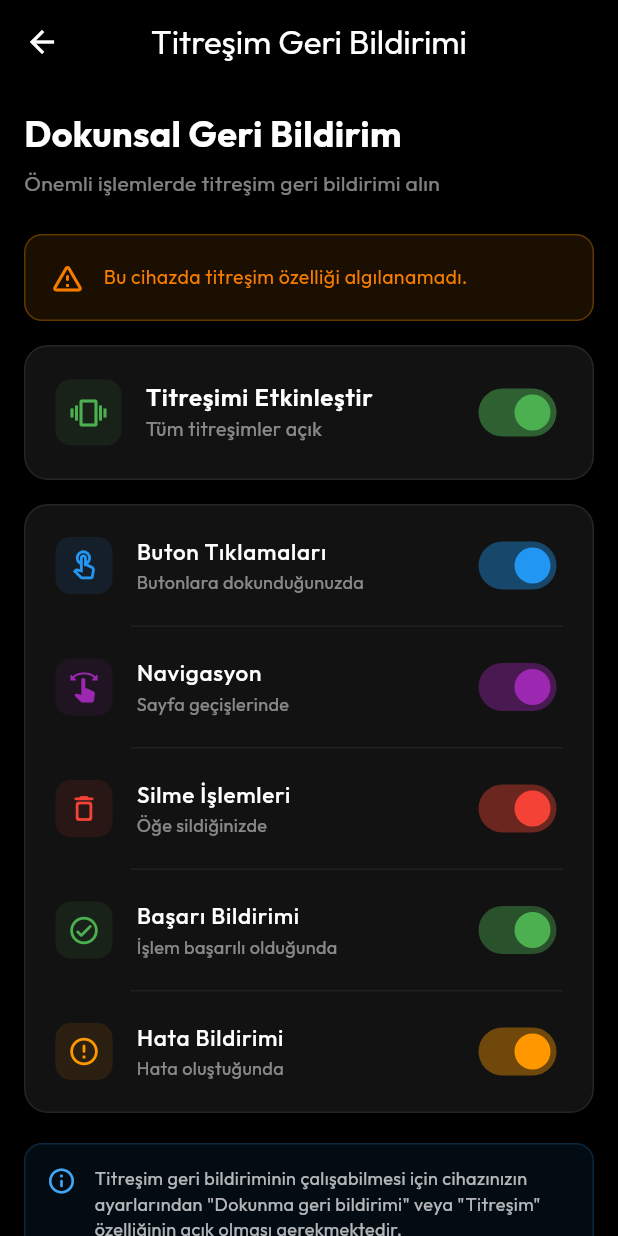
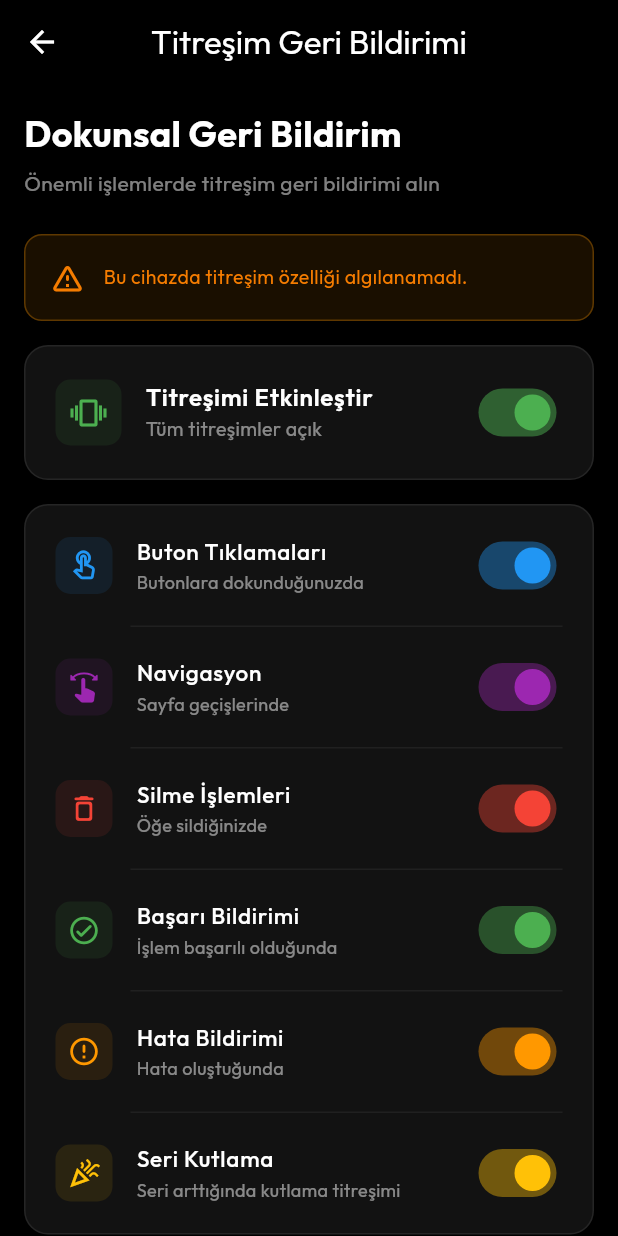
Before and after one commit to SeyitAltintas/Cashly, a Flutter app: the HapticSettingsPage screen opened directly, on a phone screen of 412 x 824 dp. Run offline on Flutter 3.47's test engine with Material 3 defaults, Android fonts, the phone set to English and light mode, and no system bars; our stand-ins replace file_picker, fl_chart, flutter_tts, google_fonts, hive_flutter, image_picker and 5 more; accounts and stored records are empty.

Commit message:
feat: Günlük seri takibi ve dokunsal geri bildirim özellikleri eklendi.

```diff
--- a/lib/features/settings/presentation/pages/haptic_settings_page.dart
+++ b/lib/features/settings/presentation/pages/haptic_settings_page.dart
@@ -286,6 +286,15 @@ class _HapticSettingsPageState extends State<HapticSettingsPage> {
             subtitle: "Hata oluştuğunda",
             settingKey: HapticService.keyError,
           ),
+          _buildDivider(context),
+          _buildSettingTile(
+            context,
+            icon: Icons.celebration_outlined,
+            iconColor: Colors.amber,
+            title: "Seri Kutlama",
+            subtitle: "Seri arttığında kutlama titreşimi",
+            settingKey: HapticService.keyCelebration,
+          ),
         ],
       ),
     );
--- a/lib/features/streak/presentation/pages/streak_page.dart
+++ b/lib/features/streak/presentation/pages/streak_page.dart
@@ -23,7 +23,7 @@ class StreakPage extends StatelessWidget {
         backgroundColor: Colors.transparent,
         elevation: 0,
         actions: [
-          // DEBUG: Test butonu - kutlama popup'ını test etmek için
+          // Test butonu - kutlama popup'ını test etmek için
           IconButton(
             icon: const Icon(Icons.celebration, color: Colors.amber),
             tooltip: 'Kutlama Test',
--- a/lib/services/haptic_service.dart
+++ b/lib/services/haptic_service.dart
@@ -18,6 +18,7 @@ class HapticService {
   static const String keyDelete = 'delete_actions';
   static const String keySuccess = 'success_feedback';
   static const String keyError = 'error_feedback';
+  static const String keyCelebration = 'celebration_feedback'; // Seri kutlama
 
   /// Hive box'ı başlat
   static Future<void> init() async {
@@ -53,6 +54,10 @@ class HapticService {
   /// Ana anahtar etkin mi kontrol et
   static bool get isEnabled => getSetting(keyMasterEnabled, defaultValue: true);
 
+  /// Seri kutlama titreşimi etkin mi kontrol et
+  static bool get isCelebrationEnabled =>
+      isEnabled && getSetting(keyCelebration, defaultValue: true);
+
   /// Tüm ayarları döndür
   static Map<String, bool> getAllSettings() {
     return {
@@ -62,6 +67,7 @@ class HapticService {
       keyDelete: getSetting(keyDelete, defaultValue: true),
       keySuccess: getSetting(keySuccess, defaultValue: true),
       keyError: getSetting(keyError, defaultValue: true),
+      keyCelebration: getSetting(keyCelebration, defaultValue: true),
     };
   }
 
```
Also changed, not shown: lib/features/streak/data/services/streak_service.dart (+20 -3 lines), lib/features/streak/presentation/widgets/streak_celebration_dialog.dart (+27 -0 lines).
